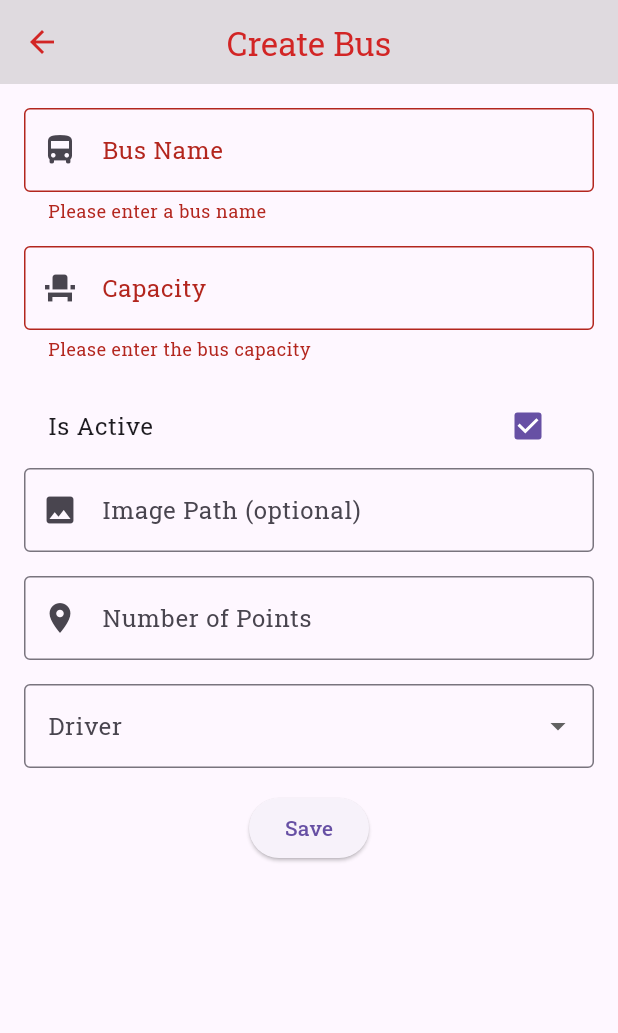
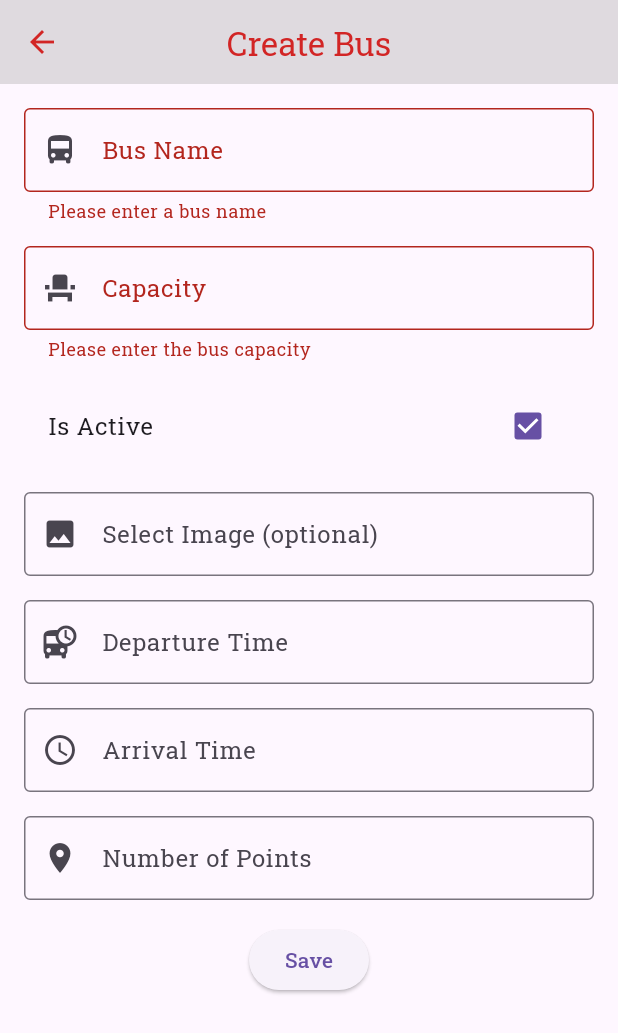
Before and after one commit to ayamaher205/Buses-ITI-Mobile-App, a Flutter app: the BusForm screen opened directly with empty values, after a tap on "Save", on a phone screen of 412 x 824 dp. Shown: the top 1033 px of the screen. Run offline on Flutter 3.47's test engine with Material 3 defaults, Android fonts, the phone set to English and light mode, and no system bars; our stand-ins replace email_validator, firebase_core, firebase_messaging, flutter_dotenv, flutter_map, geolocator and 5 more; missing offline and left inert: flutter_scrolling_fab_animated; accounts and stored records are empty.

```diff
--- a/lib/widgets/bus_form.dart
+++ b/lib/widgets/bus_form.dart
@@ -1,10 +1,13 @@
 import 'package:flutter/material.dart';
+import 'package:image_picker/image_picker.dart';
+import 'package:intl/intl.dart'; // For formatting time
+import 'dart:io'; // For File
 import 'package:latlong2/latlong.dart';
 
 import '../screens/selection_point.dart';
 
 class BusForm extends StatefulWidget {
-  final Function(String, int, bool, String?, List<Map<String, dynamic>>, String) onSaved;
+  final Function(String, int, bool, String?, List<Map<String, dynamic>>, String, String) onSaved;
 
   const BusForm({super.key, required this.onSaved});
 
@@ -16,25 +19,66 @@ class BusFormState extends State<BusForm> {
   final _formKey = GlobalKey<FormState>();
   final _nameController = TextEditingController();
   final _capacityController = TextEditingController();
+  final _departureTimeController = TextEditingController();
+  final _arrivalTimeController = TextEditingController();
+  final _imageController = TextEditingController();
   bool _isActive = true;
-  String? _imagePath;
+  File? _imageFile;
   int _numPoints = 0;
   List<Map<String, dynamic>> _points = [];
   List<TextEditingController> _latControllers = [];
   List<TextEditingController> _longControllers = [];
-  String? _selectedDriver;
+  List<TextEditingController> _pickupTimeControllers = [];
 
   @override
   void dispose() {
     _nameController.dispose();
     _capacityController.dispose();
+    _departureTimeController.dispose();
+    _arrivalTimeController.dispose();
     for (var controller in _latControllers) {
       controller.dispose();
     }
     for (var controller in _longControllers) {
       controller.dispose();
     }
+    _imageController.dispose();
+    for (var controller in _pickupTimeControllers) {
+      controller.dispose();
+    }
     super.dispose();
+  }
+
+  Future<void> _selectTime(BuildContext context, TextEditingController controller) async {
+    final TimeOfDay? picked = await showTimePicker(
+      context: context,
+      initialTime: TimeOfDay.now(),
+    );
+    if (picked != null) {
+      setState(() {
+        final now = DateTime.now();
+        final time = DateTime(now.year, now.month, now.day, picked.hour, picked.minute);
+        controller.text = DateFormat.Hm().format(time);
+      });
+    }
+  }
+
+  Future<void> _pickImage() async {
+    final pickedFile = await ImagePicker().pickImage(source: ImageSource.gallery);
+    if (pickedFile != null) {
+      setState(() {
+        _imageFile = File(pickedFile.path);
+        _imageController.text = pickedFile.name;
+      });
+    }
+  }
+
+  String _formatTimeToIso8601(String time) {
+    final DateFormat inputFormat = DateFormat.Hm();
+    final DateTime dateTime = inputFormat.parse(time);
+    final now = DateTime.now();
+    final DateTime fullDateTime = DateTime(now.year, now.month, now.day, dateTime.hour, dateTime.minute);
+    return fullDateTime.toIso8601String();
   }
 
   @override
@@ -99,19 +143,46 @@ class BusFormState extends State<BusForm> {
                   });
                 },
               ),
+              const SizedBox(height: 16),
               TextFormField(
+                controller: _imageController,
                 decoration: const InputDecoration(
-                  labelText: 'Image Path (optional)',
+                  labelText: 'Select Image (optional)',
                   border: OutlineInputBorder(),
                   prefixIcon: Icon(Icons.image),
+                ),
+                readOnly: true,
+                onTap: _pickImage,
+              ),
+              const SizedBox(height: 16),
+              TextFormField(
+                controller: _departureTimeController,
+                decoration: const InputDecoration(
+                  labelText: 'Departure Time',
+                  border: OutlineInputBorder(),
+                  prefixIcon: Icon(Icons.departure_board),
                   floatingLabelStyle: TextStyle(color: Color(0xFF9f9e9e)),
                   focusedBorder: OutlineInputBorder(
                     borderSide: BorderSide(color: Color(0xFF9f9e9e)),
                   ),
                 ),
-                onSaved: (value) {
-                  _imagePath = value;
-                },
+                readOnly: true,
+                onTap: () => _selectTime(context, _departureTimeController),
+              ),
+              const SizedBox(height: 16),
+              TextFormField(
+                controller: _arrivalTimeController,
+                decoration: const InputDecoration(
+                  labelText: 'Arrival Time',
+                  border: OutlineInputBorder(),
+                  prefixIcon: Icon(Icons.access_time),
+                  floatingLabelStyle: TextStyle(color: Color(0xFF9f9e9e)),
+                  focusedBorder: OutlineInputBorder(
+                    borderSide: BorderSide(color: Color(0xFF9f9e9e)),
+                  ),
+                ),
+                readOnly: true,
+                onTap: () => _selectTime(context, _arrivalTimeController),
               ),
               const SizedBox(height: 16),
               TextFormField(
@@ -128,9 +199,10 @@ class BusFormState extends State<BusForm> {
                 onChanged: (value) {
                   setState(() {
                     _numPoints = int.tryParse(value) ?? 0;
-                    _points = List.generate(_numPoints, (index) => {'name': '', 'lat': 0.0, 'long': 0.0});
+                    _points = List.generate(_numPoints, (index) => {'name': '', 'lat': 0.0, 'long': 0.0, 'pickupTime': ''});
                     _latControllers = List.generate(_numPoints, (index) => TextEditingController());
                     _longControllers = List.generate(_numPoints, (index) => TextEditingController());
+                    _pickupTimeControllers = List.generate(_numPoints, (index) => TextEditingController());
                   });
                 },
               ),
@@ -212,42 +284,46 @@ class BusFormState extends State<BusForm> {
                         ),
                       ],
                     ),
-                    SizedBox(height: 16),
+                    const SizedBox(height: 16),
+                    TextFormField(
+                      controller: _pickupTimeControllers[i],
+                      decoration: InputDecoration(
+                        labelText: 'Pickup Time for Point ${i + 1}',
+                        border: const OutlineInputBorder(),
+                        prefixIcon: const Icon(Icons.access_time),
+                        floatingLabelStyle: const TextStyle(color: Color(0xFF9f9e9e)),
+                        focusedBorder: const OutlineInputBorder(
+                          borderSide: BorderSide(color: Color(0xFF9f9e9e)),
+                        ),
+                      ),
+                      readOnly: true,
+                      onTap: () => _selectTime(context, _pickupTimeControllers[i]),
+                      onChanged: (value) {
+                        _points[i]['pickupTime'] = value;
+                      },
+                    ),
+                    const SizedBox(height: 16),
                   ],
                 ),
-              DropdownButtonFormField<String>(
-                decoration: const InputDecoration(
-                  labelText: 'Driver',
-                  border: OutlineInputBorder(),
-                  floatingLabelStyle: TextStyle(color: Color(0xFF9f9e9e)),
-                  focusedBorder: OutlineInputBorder(
-                    borderSide: BorderSide(color: Color(0xFF9f9e9e)),
-                  ),
-                ),
-                items: ['Driver 1', 'Driver 2', 'Driver 3'].map((driver) {
-                  return DropdownMenuItem(
-                    value: driver,
-                    child: Text(driver),
-                  );
-                }).toList(),
-                onChanged: (value) {
-                  setState(() {
-                    _selectedDriver = value;
-                  });
-                },
-              ),
-              const SizedBox(height: 16),
               ElevatedButton(
                 onPressed: () {
                   if (_formKey.currentState!.validate()) {
                     _formKey.currentState!.save();
+                    final departureTimeIso = _formatTimeToIso8601(_departureTimeController.text);
+                    final arrivalTimeIso = _formatTimeToIso8601(_arrivalTimeController.text);
+                    for (int i = 0; i < _points.length; i++) {
+                      if (_pickupTimeControllers[i].text.isNotEmpty) {
+                        _points[i]['pickupTime'] = _formatTimeToIso8601(_pickupTimeControllers[i].text);
+                      }
+                    }
                     widget.onSaved(
                       _nameController.text,
                       int.parse(_capacityController.text),
                       _isActive,
-                      _imagePath,
+                      _imageFile?.path,
                       _points,
-                      _selectedDriver ?? '',
+                      departureTimeIso,
+                      arrivalTimeIso,
                     );
                     Navigator.of(context).pop();
                   }
--- a/pubspec.yaml
+++ b/pubspec.yaml
@@ -49,6 +49,9 @@ dependencies:
   gsform: ^0.3.6
   bottom_sheet_expandable_bar: ^0.1.2
   jwt_decoder: ^2.0.1
+  firebase_core: ^3.1.0
+  firebase_messaging: ^15.0.1
+  image_picker: ^0.8.9
 
 dev_dependencies:
   flutter_test:
```
Also changed, not shown: lib/main.dart (+12 -0 lines), lib/screens/bus_line.dart (+75 -13 lines), lib/screens/home.dart (+10 -10 lines), lib/services/bus.dart (+52 -9 lines), pubspec.lock, 3 other files.
